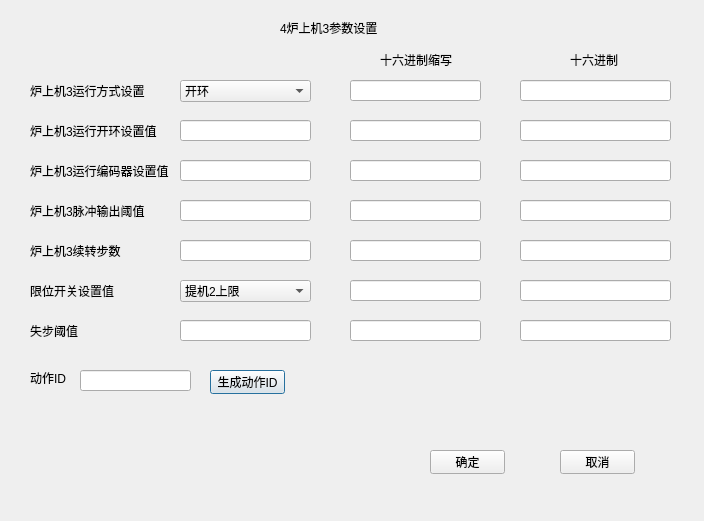
JcypVacant/-experiment-process-config, file ui/stove3.ui: the form before one commit.
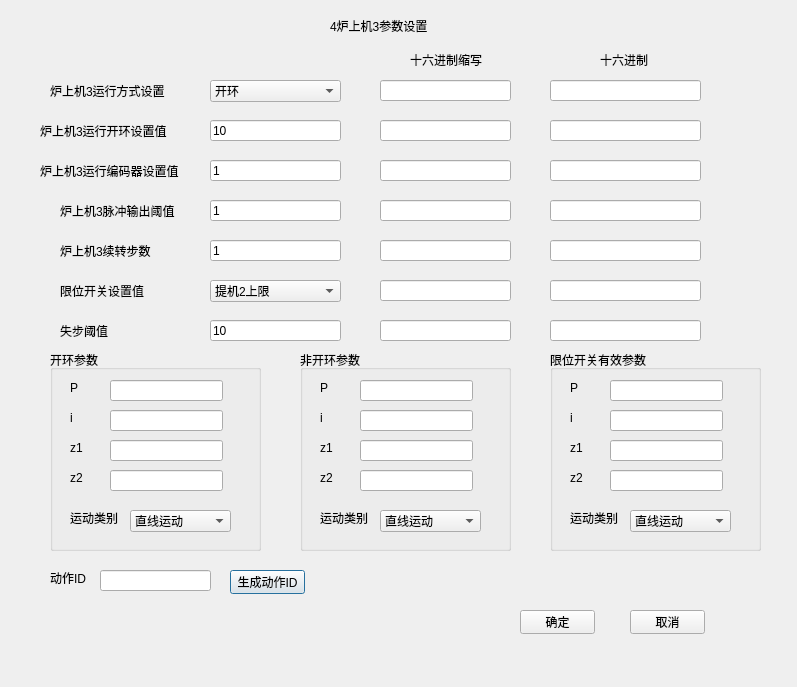
The form after the commit.

Commit message: 完成转机1、样提机2、炉上机3、炉中机4、炉下机5的动作参数配置功能

```diff
--- a/ui/stove3.ui
+++ b/ui/stove3.ui
@@ -6,8 +6,8 @@
    <rect>
     <x>0</x>
     <y>0</y>
-    <width>704</width>
-    <height>521</height>
+    <width>797</width>
+    <height>687</height>
    </rect>
   </property>
   <property name="windowTitle">
@@ -16,46 +16,20 @@
   <widget class="QLabel" name="label">
    <property name="geometry">
     <rect>
-     <x>280</x>
-     <y>20</y>
+     <x>330</x>
+     <y>10</y>
      <width>101</width>
-     <height>16</height>
+     <height>31</height>
     </rect>
    </property>
    <property name="text">
     <string>4炉上机3参数设置</string>
    </property>
   </widget>
-  <widget class="QLineEdit" name="lineEdit_6">
-   <property name="geometry">
-    <rect>
-     <x>350</x>
-     <y>80</y>
-     <width>131</width>
-     <height>21</height>
-    </rect>
-   </property>
-   <property name="text">
-    <string/>
-   </property>
-   <property name="readOnly">
-    <bool>true</bool>
-   </property>
-  </widget>
-  <widget class="QLineEdit" name="lineEdit_3">
-   <property name="geometry">
-    <rect>
-     <x>180</x>
-     <y>200</y>
-     <width>131</width>
-     <height>21</height>
-    </rect>
-   </property>
-  </widget>
   <widget class="QLabel" name="label_2">
    <property name="geometry">
     <rect>
-     <x>30</x>
+     <x>50</x>
      <y>80</y>
      <width>121</width>
      <height>21</height>
@@ -65,190 +39,10 @@
     <string>炉上机3运行方式设置</string>
    </property>
   </widget>
-  <widget class="QLineEdit" name="lineEdit_17">
-   <property name="geometry">
-    <rect>
-     <x>350</x>
-     <y>280</y>
-     <width>131</width>
-     <height>21</height>
-    </rect>
-   </property>
-   <property name="text">
-    <string/>
-   </property>
-   <property name="readOnly">
-    <bool>true</bool>
-   </property>
-  </widget>
-  <widget class="QLineEdit" name="lineEdit_13">
-   <property name="geometry">
-    <rect>
-     <x>350</x>
-     <y>200</y>
-     <width>131</width>
-     <height>21</height>
-    </rect>
-   </property>
-   <property name="text">
-    <string/>
-   </property>
-   <property name="readOnly">
-    <bool>true</bool>
-   </property>
-  </widget>
-  <widget class="QLineEdit" name="lineEdit_15">
-   <property name="geometry">
-    <rect>
-     <x>350</x>
-     <y>240</y>
-     <width>131</width>
-     <height>21</height>
-    </rect>
-   </property>
-   <property name="text">
-    <string/>
-   </property>
-   <property name="readOnly">
-    <bool>true</bool>
-   </property>
-  </widget>
-  <widget class="QLineEdit" name="lineEdit_19">
-   <property name="geometry">
-    <rect>
-     <x>350</x>
-     <y>320</y>
-     <width>131</width>
-     <height>21</height>
-    </rect>
-   </property>
-   <property name="text">
-    <string/>
-   </property>
-   <property name="readOnly">
-    <bool>true</bool>
-   </property>
-  </widget>
-  <widget class="QLabel" name="label_8">
-   <property name="geometry">
-    <rect>
-     <x>30</x>
-     <y>320</y>
-     <width>131</width>
-     <height>21</height>
-    </rect>
-   </property>
-   <property name="text">
-    <string>失步阈值</string>
-   </property>
-  </widget>
-  <widget class="QLineEdit" name="lineEdit_4">
-   <property name="geometry">
-    <rect>
-     <x>180</x>
-     <y>240</y>
-     <width>131</width>
-     <height>21</height>
-    </rect>
-   </property>
-   <property name="text">
-    <string/>
-   </property>
-  </widget>
-  <widget class="QLineEdit" name="lineEdit_11">
-   <property name="geometry">
-    <rect>
-     <x>350</x>
-     <y>160</y>
-     <width>131</width>
-     <height>21</height>
-    </rect>
-   </property>
-   <property name="text">
-    <string/>
-   </property>
-   <property name="readOnly">
-    <bool>true</bool>
-   </property>
-  </widget>
-  <widget class="QLabel" name="label_10">
-   <property name="geometry">
-    <rect>
-     <x>570</x>
-     <y>50</y>
-     <width>81</width>
-     <height>20</height>
-    </rect>
-   </property>
-   <property name="text">
-    <string>十六进制</string>
-   </property>
-  </widget>
-  <widget class="QPushButton" name="pushButton">
+  <widget class="QComboBox" name="runModeComboBox">
    <property name="geometry">
     <rect>
      <x>210</x>
-     <y>370</y>
-     <width>75</width>
-     <height>24</height>
-    </rect>
-   </property>
-   <property name="text">
-    <string>生成动作ID</string>
-   </property>
-  </widget>
-  <widget class="QLineEdit" name="lineEdit_7">
-   <property name="geometry">
-    <rect>
-     <x>520</x>
-     <y>80</y>
-     <width>151</width>
-     <height>21</height>
-    </rect>
-   </property>
-   <property name="text">
-    <string/>
-   </property>
-   <property name="readOnly">
-    <bool>true</bool>
-   </property>
-  </widget>
-  <widget class="QLineEdit" name="lineEdit_14">
-   <property name="geometry">
-    <rect>
-     <x>520</x>
-     <y>240</y>
-     <width>151</width>
-     <height>21</height>
-    </rect>
-   </property>
-   <property name="text">
-    <string/>
-   </property>
-   <property name="readOnly">
-    <bool>true</bool>
-   </property>
-  </widget>
-  <widget class="QLineEdit" name="lineEdit_8">
-   <property name="geometry">
-    <rect>
-     <x>520</x>
-     <y>120</y>
-     <width>151</width>
-     <height>21</height>
-    </rect>
-   </property>
-   <property name="text">
-    <string/>
-   </property>
-   <property name="readOnly">
-    <bool>true</bool>
-   </property>
-  </widget>
-  <widget class="QComboBox" name="comboBox">
-   <property name="geometry">
-    <rect>
-     <x>180</x>
      <y>80</y>
      <width>131</width>
      <height>22</height>
@@ -270,36 +64,127 @@
     </property>
    </item>
   </widget>
-  <widget class="QLineEdit" name="lineEdit">
+  <widget class="QLabel" name="label_3">
    <property name="geometry">
     <rect>
-     <x>180</x>
+     <x>40</x>
      <y>120</y>
+     <width>141</width>
+     <height>21</height>
+    </rect>
+   </property>
+   <property name="text">
+    <string>炉上机3运行开环设置值</string>
+   </property>
+  </widget>
+  <widget class="QLineEdit" name="valLineEdit_1">
+   <property name="geometry">
+    <rect>
+     <x>210</x>
+     <y>120</y>
      <width>131</width>
      <height>21</height>
     </rect>
    </property>
+   <property name="text">
+    <string>10</string>
+   </property>
   </widget>
-  <widget class="QLineEdit" name="lineEdit_20">
+  <widget class="QLabel" name="label_4">
    <property name="geometry">
     <rect>
-     <x>80</x>
-     <y>370</y>
+     <x>40</x>
+     <y>160</y>
+     <width>151</width>
+     <height>21</height>
+    </rect>
+   </property>
+   <property name="text">
+    <string>炉上机3运行编码器设置值</string>
+   </property>
+  </widget>
+  <widget class="QLineEdit" name="valLineEdit_2">
+   <property name="geometry">
+    <rect>
+     <x>210</x>
+     <y>160</y>
+     <width>131</width>
+     <height>21</height>
+    </rect>
+   </property>
+   <property name="text">
+    <string>1</string>
+   </property>
+  </widget>
+  <widget class="QLineEdit" name="valLineEdit_3">
+   <property name="geometry">
+    <rect>
+     <x>210</x>
+     <y>200</y>
+     <width>131</width>
+     <height>21</height>
+    </rect>
+   </property>
+   <property name="text">
+    <string>1</string>
+   </property>
+  </widget>
+  <widget class="QLabel" name="label_5">
+   <property name="geometry">
+    <rect>
+     <x>60</x>
+     <y>200</y>
+     <width>131</width>
+     <height>21</height>
+    </rect>
+   </property>
+   <property name="text">
+    <string>炉上机3脉冲输出阈值</string>
+   </property>
+  </widget>
+  <widget class="QLineEdit" name="valLineEdit_4">
+   <property name="geometry">
+    <rect>
+     <x>210</x>
+     <y>240</y>
+     <width>131</width>
+     <height>21</height>
+    </rect>
+   </property>
+   <property name="text">
+    <string>1</string>
+   </property>
+  </widget>
+  <widget class="QLabel" name="label_6">
+   <property name="geometry">
+    <rect>
+     <x>60</x>
+     <y>240</y>
+     <width>131</width>
+     <height>21</height>
+    </rect>
+   </property>
+   <property name="text">
+    <string>炉上机3续转步数</string>
+   </property>
+  </widget>
+  <widget class="QLabel" name="label_7">
+   <property name="geometry">
+    <rect>
+     <x>60</x>
+     <y>280</y>
      <width>111</width>
      <height>21</height>
     </rect>
    </property>
    <property name="text">
-    <string/>
-   </property>
-   <property name="readOnly">
-    <bool>true</bool>
+    <string>限位开关设置值</string>
    </property>
   </widget>
   <widget class="QComboBox" name="comboBox_2">
    <property name="geometry">
     <rect>
-     <x>180</x>
+     <x>210</x>
      <y>280</y>
      <width>131</width>
      <height>22</height>
@@ -361,36 +246,36 @@
     </property>
    </item>
   </widget>
-  <widget class="QPushButton" name="pushButton_3">
+  <widget class="QLabel" name="label_8">
    <property name="geometry">
     <rect>
-     <x>560</x>
-     <y>450</y>
-     <width>75</width>
-     <height>24</height>
+     <x>60</x>
+     <y>320</y>
+     <width>131</width>
+     <height>21</height>
     </rect>
    </property>
    <property name="text">
-    <string>取消</string>
+    <string>失步阈值</string>
    </property>
   </widget>
-  <widget class="QLabel" name="label_5">
+  <widget class="QLineEdit" name="valLineEdit_5">
    <property name="geometry">
     <rect>
-     <x>30</x>
-     <y>200</y>
+     <x>210</x>
+     <y>320</y>
      <width>131</width>
      <height>21</height>
     </rect>
    </property>
    <property name="text">
-    <string>炉上机3脉冲输出阈值</string>
+    <string>10</string>
    </property>
   </widget>
   <widget class="QLabel" name="label_9">
    <property name="geometry">
     <rect>
-     <x>380</x>
+     <x>410</x>
      <y>50</y>
      <width>81</width>
      <height>20</height>
@@ -403,21 +288,117 @@
   <widget class="QLabel" name="label_4">
    <property name="geometry">
     <rect>
-     <x>30</x>
+     <x>600</x>
+     <y>50</y>
+     <width>81</width>
+     <height>20</height>
+    </rect>
+   </property>
+   <property name="text">
+    <string>十六进制</string>
+   </property>
+  </widget>
+  <widget class="QLineEdit" name="hexOmitLineEdit_1">
+   <property name="geometry">
+    <rect>
+     <x>380</x>
+     <y>80</y>
+     <width>131</width>
+     <height>21</height>
+    </rect>
+   </property>
+   <property name="text">
+    <string/>
+   </property>
+   <property name="readOnly">
+    <bool>true</bool>
+   </property>
+  </widget>
+  <widget class="QLineEdit" name="hexLineEdit_1">
+   <property name="geometry">
+    <rect>
+     <x>550</x>
+     <y>80</y>
+     <width>151</width>
+     <height>21</height>
+    </rect>
+   </property>
+   <property name="text">
+    <string/>
+   </property>
+   <property name="readOnly">
+    <bool>true</bool>
+   </property>
+  </widget>
+  <widget class="QLineEdit" name="hexLineEdit_2">
+   <property name="geometry">
+    <rect>
+     <x>550</x>
+     <y>120</y>
+     <width>151</width>
+     <height>21</height>
+    </rect>
+   </property>
+   <property name="text">
+    <string/>
+   </property>
+   <property name="readOnly">
+    <bool>true</bool>
+   </property>
+  </widget>
+  <widget class="QLineEdit" name="hexOmitLineEdit_2">
+   <property name="geometry">
+    <rect>
+     <x>380</x>
+     <y>120</y>
+     <width>131</width>
+     <height>21</height>
+    </rect>
+   </property>
+   <property name="text">
+    <string/>
+   </property>
+   <property name="readOnly">
+    <bool>true</bool>
+   </property>
+  </widget>
+  <widget class="QLineEdit" name="hexLineEdit_3">
+   <property name="geometry">
+    <rect>
+     <x>550</x>
      <y>160</y>
-     <width>141</width>
+     <width>151</width>
      <height>21</height>
     </rect>
    </property>
    <property name="text">
-    <string>炉上机3运行编码器设置值</string>
+    <string/>
    </property>
+   <property name="readOnly">
+    <bool>true</bool>
+   </property>
   </widget>
   <widget class="QLineEdit" name="lineEdit_10">
    <property name="geometry">
     <rect>
-     <x>520</x>
+     <x>380</x>
      <y>160</y>
+     <width>131</width>
+     <height>21</height>
+    </rect>
+   </property>
+   <property name="text">
+    <string/>
+   </property>
+   <property name="readOnly">
+    <bool>true</bool>
+   </property>
+  </widget>
+  <widget class="QLineEdit" name="hexLineEdit_4">
+   <property name="geometry">
+    <rect>
+     <x>550</x>
+     <y>200</y>
      <width>151</width>
      <height>21</height>
     </rect>
@@ -429,34 +410,91 @@
     <bool>true</bool>
    </property>
   </widget>
-  <widget class="QLabel" name="label_7">
+  <widget class="QLineEdit" name="hexOmitLineEdit_4">
    <property name="geometry">
     <rect>
-     <x>30</x>
+     <x>380</x>
+     <y>200</y>
+     <width>131</width>
+     <height>21</height>
+    </rect>
+   </property>
+   <property name="text">
+    <string/>
+   </property>
+   <property name="readOnly">
+    <bool>true</bool>
+   </property>
+  </widget>
+  <widget class="QLineEdit" name="hexLineEdit_5">
+   <property name="geometry">
+    <rect>
+     <x>550</x>
+     <y>240</y>
+     <width>151</width>
+     <height>21</height>
+    </rect>
+   </property>
+   <property name="text">
+    <string/>
+   </property>
+   <property name="readOnly">
+    <bool>true</bool>
+   </property>
+  </widget>
+  <widget class="QLineEdit" name="hexOmitLineEdit_5">
+   <property name="geometry">
+    <rect>
+     <x>380</x>
+     <y>240</y>
+     <width>131</width>
+     <height>21</height>
+    </rect>
+   </property>
+   <property name="text">
+    <string/>
+   </property>
+   <property name="readOnly">
+    <bool>true</bool>
+   </property>
+  </widget>
+  <widget class="QLineEdit" name="hexLineEdit_6">
+   <property name="geometry">
+    <rect>
+     <x>550</x>
      <y>280</y>
-     <width>111</width>
+     <width>151</width>
      <height>21</height>
     </rect>
    </property>
    <property name="text">
-    <string>限位开关设置值</string>
+    <string/>
    </property>
+   <property name="readOnly">
+    <bool>true</bool>
+   </property>
   </widget>
   <widget class="QLineEdit" name="lineEdit_2">
    <property name="geometry">
     <rect>
-     <x>180</x>
-     <y>160</y>
+     <x>380</x>
+     <y>280</y>
      <width>131</width>
      <height>21</height>
     </rect>
    </property>
+   <property name="text">
+    <string/>
+   </property>
+   <property name="readOnly">
+    <bool>true</bool>
+   </property>
   </widget>
   <widget class="QLineEdit" name="lineEdit_12">
    <property name="geometry">
     <rect>
-     <x>520</x>
-     <y>200</y>
+     <x>550</x>
+     <y>320</y>
      <width>151</width>
      <height>21</height>
     </rect>
@@ -468,11 +506,27 @@
     <bool>true</bool>
    </property>
   </widget>
+  <widget class="QLineEdit" name="hexOmitLineEdit_7">
+   <property name="geometry">
+    <rect>
+     <x>380</x>
+     <y>320</y>
+     <width>131</width>
+     <height>21</height>
+    </rect>
+   </property>
+   <property name="text">
+    <string/>
+   </property>
+   <property name="readOnly">
+    <bool>true</bool>
+   </property>
+  </widget>
   <widget class="QLabel" name="label_11">
    <property name="geometry">
     <rect>
-     <x>30</x>
-     <y>370</y>
+     <x>50</x>
+     <y>570</y>
      <width>54</width>
      <height>16</height>
     </rect>
@@ -481,11 +535,40 @@
     <string>动作ID</string>
    </property>
   </widget>
-  <widget class="QPushButton" name="pushButton_2">
+  <widget class="QLineEdit" name="actionIDLineEdit">
    <property name="geometry">
     <rect>
-     <x>430</x>
-     <y>450</y>
+     <x>100</x>
+     <y>570</y>
+     <width>111</width>
+     <height>21</height>
+    </rect>
+   </property>
+   <property name="text">
+    <string/>
+   </property>
+   <property name="readOnly">
+    <bool>true</bool>
+   </property>
+  </widget>
+  <widget class="QPushButton" name="generateIDPushButton">
+   <property name="geometry">
+    <rect>
+     <x>230</x>
+     <y>570</y>
+     <width>75</width>
+     <height>24</height>
+    </rect>
+   </property>
+   <property name="text">
+    <string>生成动作ID</string>
+   </property>
+  </widget>
+  <widget class="QPushButton" name="commitPushButton">
+   <property name="geometry">
+    <rect>
+     <x>520</x>
+     <y>610</y>
      <width>75</width>
      <height>24</height>
     </rect>
@@ -494,92 +577,468 @@
     <string>确定</string>
    </property>
   </widget>
-  <widget class="QLabel" name="label_6">
+  <widget class="QPushButton" name="cancelPushButton">
    <property name="geometry">
     <rect>
-     <x>30</x>
-     <y>240</y>
-     <width>131</width>
-     <height>21</height>
+     <x>630</x>
+     <y>610</y>
+     <width>75</width>
+     <height>24</height>
     </rect>
    </property>
    <property name="text">
-    <string>炉上机3续转步数</string>
+    <string>取消</string>
    </property>
   </widget>
-  <widget class="QLineEdit" name="lineEdit_16">
+  <widget class="QGroupBox" name="groupBox">
    <property name="geometry">
     <rect>
-     <x>520</x>
-     <y>280</y>
-     <width>151</width>
-     <height>21</height>
+     <x>50</x>
+     <y>350</y>
+     <width>211</width>
+     <height>201</height>
     </rect>
    </property>
-   <property name="text">
-    <string/>
+   <property name="title">
+    <string>开环参数</string>
    </property>
-   <property name="readOnly">
-    <bool>true</bool>
-   </property>
+   <widget class="QLabel" name="label_12">
+    <property name="geometry">
+     <rect>
+      <x>20</x>
+      <y>30</y>
+      <width>31</width>
+      <height>16</height>
+     </rect>
+    </property>
+    <property name="text">
+     <string>P</string>
+    </property>
+   </widget>
+   <widget class="QLineEdit" name="pLineEdit_1">
+    <property name="geometry">
+     <rect>
+      <x>60</x>
+      <y>30</y>
+      <width>113</width>
+      <height>21</height>
+     </rect>
+    </property>
+    <property name="readOnly">
+     <bool>true</bool>
+    </property>
+   </widget>
+   <widget class="QLabel" name="label_13">
+    <property name="geometry">
+     <rect>
+      <x>20</x>
+      <y>60</y>
+      <width>31</width>
+      <height>16</height>
+     </rect>
+    </property>
+    <property name="text">
+     <string>i</string>
+    </property>
+   </widget>
+   <widget class="QLineEdit" name="iLineEdit_1">
+    <property name="geometry">
+     <rect>
+      <x>60</x>
+      <y>60</y>
+      <width>113</width>
+      <height>21</height>
+     </rect>
+    </property>
+    <property name="readOnly">
+     <bool>true</bool>
+    </property>
+   </widget>
+   <widget class="QLabel" name="label_14">
+    <property name="geometry">
+     <rect>
+      <x>20</x>
+      <y>90</y>
+      <width>31</width>
+      <height>16</height>
+     </rect>
+    </property>
+    <property name="text">
+     <string>z1</string>
+    </property>
+   </widget>
+   <widget class="QLineEdit" name="z1LineEdit_1">
+    <property name="geometry">
+     <rect>
+      <x>60</x>
+      <y>90</y>
+      <width>113</width>
+      <height>21</height>
+     </rect>
+    </property>
+    <property name="readOnly">
+     <bool>true</bool>
+    </property>
+   </widget>
+   <widget class="QLabel" name="label_15">
+    <property name="geometry">
+     <rect>
+      <x>20</x>
+      <y>120</y>
+      <width>31</width>
+      <height>16</height>
+     </rect>
+    </property>
+    <property name="text">
+     <string>z2</string>
+    </property>
+   </widget>
+   <widget class="QLineEdit" name="z2LineEdit_1">
+    <property name="geometry">
+     <rect>
+      <x>60</x>
+      <y>120</y>
+      <width>113</width>
+      <height>21</height>
+     </rect>
+    </property>
+    <property name="readOnly">
+     <bool>true</bool>
+    </property>
+   </widget>
+   <widget class="QLabel" name="label_16">
+    <property name="geometry">
+     <rect>
+      <x>20</x>
+      <y>160</y>
+      <width>51</width>
+      <height>16</height>
+     </rect>
+    </property>
+    <property name="text">
+     <string>运动类别</string>
+    </property>
+   </widget>
+   <widget class="QComboBox" name="typeComboBox_1">
+    <property name="geometry">
+     <rect>
+      <x>80</x>
+      <y>160</y>
+      <width>101</width>
+      <height>22</height>
+     </rect>
+    </property>
+    <item>
+     <property name="text">
+      <string>直线运动</string>
+     </property>
+    </item>
+    <item>
+     <property name="text">
+      <string>圆周运动</string>
+     </property>
+    </item>
+   </widget>
   </widget>
-  <widget class="QLabel" name="label_3">
+  <widget class="QGroupBox" name="groupBox_2">
    <property name="geometry">
     <rect>
-     <x>30</x>
-     <y>120</y>
-     <width>131</width>
-     <height>21</height>
+     <x>300</x>
+     <y>350</y>
+     <width>211</width>
+     <height>201</height>
     </rect>
    </property>
-   <property name="text">
-    <string>炉上机3运行开环设置值</string>
+   <property name="title">
+    <string>非开环参数</string>
    </property>
+   <widget class="QLabel" name="label_17">
+    <property name="geometry">
+     <rect>
+      <x>20</x>
+      <y>30</y>
+      <width>31</width>
+      <height>16</height>
+     </rect>
+    </property>
+    <property name="text">
+     <string>P</string>
+    </property>
+   </widget>
+   <widget class="QLineEdit" name="pLineEdit_2">
+    <property name="geometry">
+     <rect>
+      <x>60</x>
+      <y>30</y>
+      <width>113</width>
+      <height>21</height>
+     </rect>
+    </property>
+    <property name="readOnly">
+     <bool>true</bool>
+    </property>
+   </widget>
+   <widget class="QLabel" name="label_18">
+    <property name="geometry">
+     <rect>
+      <x>20</x>
+      <y>60</y>
+      <width>31</width>
+      <height>16</height>
+     </rect>
+    </property>
+    <property name="text">
+     <string>i</string>
+    </property>
+   </widget>
+   <widget class="QLineEdit" name="iLineEdit_2">
+    <property name="geometry">
+     <rect>
+      <x>60</x>
+      <y>60</y>
+      <width>113</width>
+      <height>21</height>
+     </rect>
+    </property>
+    <property name="readOnly">
+     <bool>true</bool>
+    </property>
+   </widget>
+   <widget class="QLabel" name="label_19">
+    <property name="geometry">
+     <rect>
+      <x>20</x>
+      <y>90</y>
+      <width>31</width>
+      <height>16</height>
+     </rect>
+    </property>
+    <property name="text">
+     <string>z1</string>
+    </property>
+   </widget>
+   <widget class="QLineEdit" name="z1LineEdit_2">
+    <property name="geometry">
+     <rect>
+      <x>60</x>
+      <y>90</y>
+      <width>113</width>
+      <height>21</height>
+     </rect>
+    </property>
+    <property name="readOnly">
+     <bool>true</bool>
+    </property>
+   </widget>
+   <widget class="QLabel" name="label_20">
+    <property name="geometry">
+     <rect>
+      <x>20</x>
+      <y>120</y>
+      <width>31</width>
+      <height>16</height>
+     </rect>
+    </property>
+    <property name="text">
+     <string>z2</string>
+    </property>
+   </widget>
+   <widget class="QLineEdit" name="z2LineEdit_2">
+    <property name="geometry">
+     <rect>
+      <x>60</x>
+      <y>120</y>
+      <width>113</width>
+      <height>21</height>
+     </rect>
+    </property>
+    <property name="readOnly">
+     <bool>true</bool>
+    </property>
+   </widget>
+   <widget class="QLabel" name="label_21">
+    <property name="geometry">
+     <rect>
+      <x>20</x>
+      <y>160</y>
+      <width>51</width>
+      <height>16</height>
+     </rect>
+    </property>
+    <property name="text">
+     <string>运动类别</string>
+    </property>
+   </widget>
+   <widget class="QComboBox" name="typeComboBox_2">
+    <property name="geometry">
+     <rect>
+      <x>80</x>
+      <y>160</y>
+      <width>101</width>
+      <height>22</height>
+     </rect>
+    </property>
+    <item>
+     <property name="text">
+      <string>直线运动</string>
+     </property>
+    </item>
+    <item>
+     <property name="text">
+      <string>圆周运动</string>
+     </property>
+    </item>
+   </widget>
   </widget>
-  <widget class="QLineEdit" name="lineEdit_18">
+  <widget class="QGroupBox" name="groupBox_3">
    <property name="geometry">
     <rect>
-     <x>520</x>
-     <y>320</y>
-     <width>151</width>
-     <height>21</height>
+     <x>550</x>
+     <y>350</y>
+     <width>211</width>
+     <height>201</height>
     </rect>
    </property>
-   <property name="text">
-    <string/>
+   <property name="title">
+    <string>限位开关有效参数</string>
    </property>
-   <property name="readOnly">
-    <bool>true</bool>
-   </property>
-  </widget>
-  <widget class="QLineEdit" name="lineEdit_9">
-   <property name="geometry">
-    <rect>
-     <x>350</x>
-     <y>120</y>
-     <width>131</width>
-     <height>21</height>
-    </rect>
-   </property>
-   <property name="text">
-    <string/>
-   </property>
-   <property name="readOnly">
-    <bool>true</bool>
-   </property>
-  </widget>
-  <widget class="QLineEdit" name="lineEdit_5">
-   <property name="geometry">
-    <rect>
-     <x>180</x>
-     <y>320</y>
-     <width>131</width>
-     <height>21</height>
-    </rect>
-   </property>
-   <property name="text">
-    <string/>
-   </property>
+   <widget class="QLabel" name="label_22">
+    <property name="geometry">
+     <rect>
+      <x>20</x>
+      <y>30</y>
+      <width>31</width>
+      <height>16</height>
+     </rect>
+    </property>
+    <property name="text">
+     <string>P</string>
+    </property>
+   </widget>
+   <widget class="QLineEdit" name="pLineEdit_3">
+    <property name="geometry">
+     <rect>
+      <x>60</x>
+      <y>30</y>
+      <width>113</width>
+      <height>21</height>
+     </rect>
+    </property>
+    <property name="readOnly">
+     <bool>true</bool>
+    </property>
+   </widget>
+   <widget class="QLabel" name="label_23">
+    <property name="geometry">
+     <rect>
+      <x>20</x>
+      <y>60</y>
+      <width>31</width>
+      <height>16</height>
+     </rect>
+    </property>
+    <property name="text">
+     <string>i</string>
+    </property>
+   </widget>
+   <widget class="QLineEdit" name="iLineEdit_3">
+    <property name="geometry">
+     <rect>
+      <x>60</x>
+      <y>60</y>
+      <width>113</width>
+      <height>21</height>
+     </rect>
+    </property>
+    <property name="readOnly">
+     <bool>true</bool>
+    </property>
+   </widget>
+   <widget class="QLabel" name="label_24">
+    <property name="geometry">
+     <rect>
+      <x>20</x>
+      <y>90</y>
+      <width>31</width>
+      <height>16</height>
+     </rect>
+    </property>
+    <property name="text">
+     <string>z1</string>
+    </property>
+   </widget>
+   <widget class="QLineEdit" name="z1LineEdit_3">
+    <property name="geometry">
+     <rect>
+      <x>60</x>
+      <y>90</y>
+      <width>113</width>
+      <height>21</height>
+     </rect>
+    </property>
+    <property name="readOnly">
+     <bool>true</bool>
+    </property>
+   </widget>
+   <widget class="QLabel" name="label_25">
+    <property name="geometry">
+     <rect>
+      <x>20</x>
+      <y>120</y>
+      <width>31</width>
+      <height>16</height>
+     </rect>
+    </property>
+    <property name="text">
+     <string>z2</string>
+    </property>
+   </widget>
+   <widget class="QLineEdit" name="z2LineEdit_3">
+    <property name="geometry">
+     <rect>
+      <x>60</x>
+      <y>120</y>
+      <width>113</width>
+      <height>21</height>
+     </rect>
+    </property>
+    <property name="readOnly">
+     <bool>true</bool>
+    </property>
+   </widget>
+   <widget class="QLabel" name="label_26">
+    <property name="geometry">
+     <rect>
+      <x>20</x>
+      <y>160</y>
+      <width>51</width>
+      <height>16</height>
+     </rect>
+    </property>
+    <property name="text">
+     <string>运动类别</string>
+    </property>
+   </widget>
+   <widget class="QComboBox" name="typeComboBox_3">
+    <property name="geometry">
+     <rect>
+      <x>80</x>
+      <y>160</y>
+      <width>101</width>
+      <height>22</height>
+     </rect>
+    </property>
+    <item>
+     <property name="text">
+      <string>直线运动</string>
+     </property>
+    </item>
+    <item>
+     <property name="text">
+      <string>圆周运动</string>
+     </property>
+    </item>
+   </widget>
   </widget>
  </widget>
  <resources/>
```
Left out of the diff: 10 changed lines with no effect on the pictures. The commit also changes 27 other files.
